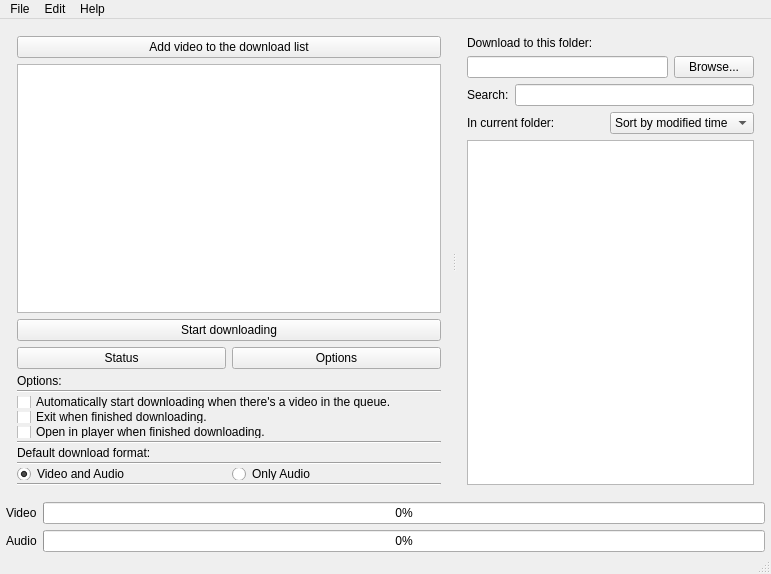
Old version of the form mainwindow.ui in the repository doublejim/QYoutubeDownloader.
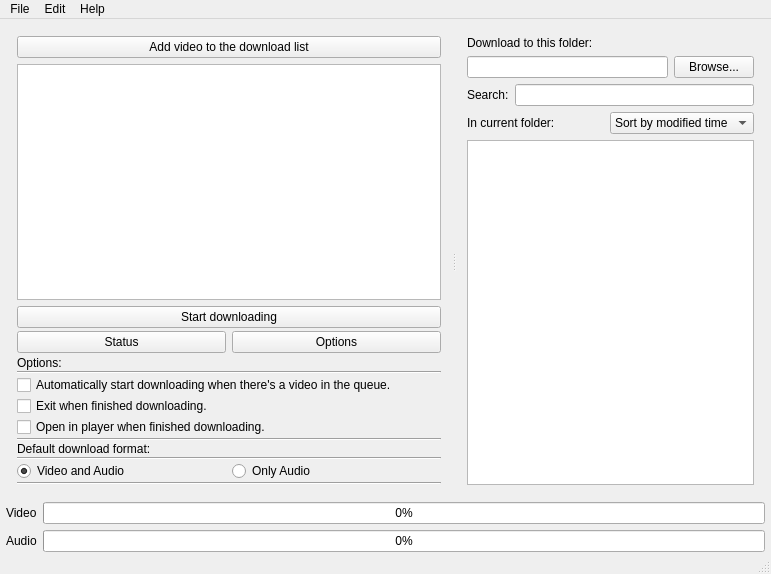
New version of the form.

Commit message: Now options area has a fixed height. (in dark theme it would cut off some of the text if the window was too small)

The edit to the form file:
```diff
--- a/mainwindow.ui
+++ b/mainwindow.ui
@@ -60,7 +60,7 @@
         <item>
          <layout class="QVBoxLayout" name="verticalLayout_3">
           <property name="spacing">
-           <number>6</number>
+           <number>3</number>
           </property>
           <item>
            <widget class="QPushButton" name="btnStartDownload">
@@ -136,10 +136,10 @@
              </property>
              <layout class="QVBoxLayout" name="verticalLayout">
               <property name="spacing">
-               <number>3</number>
+               <number>1</number>
               </property>
               <property name="sizeConstraint">
-               <enum>QLayout::SetMaximumSize</enum>
+               <enum>QLayout::SetMinimumSize</enum>
               </property>
               <property name="leftMargin">
                <number>0</number>
```
The commit also changes 1 other file.
